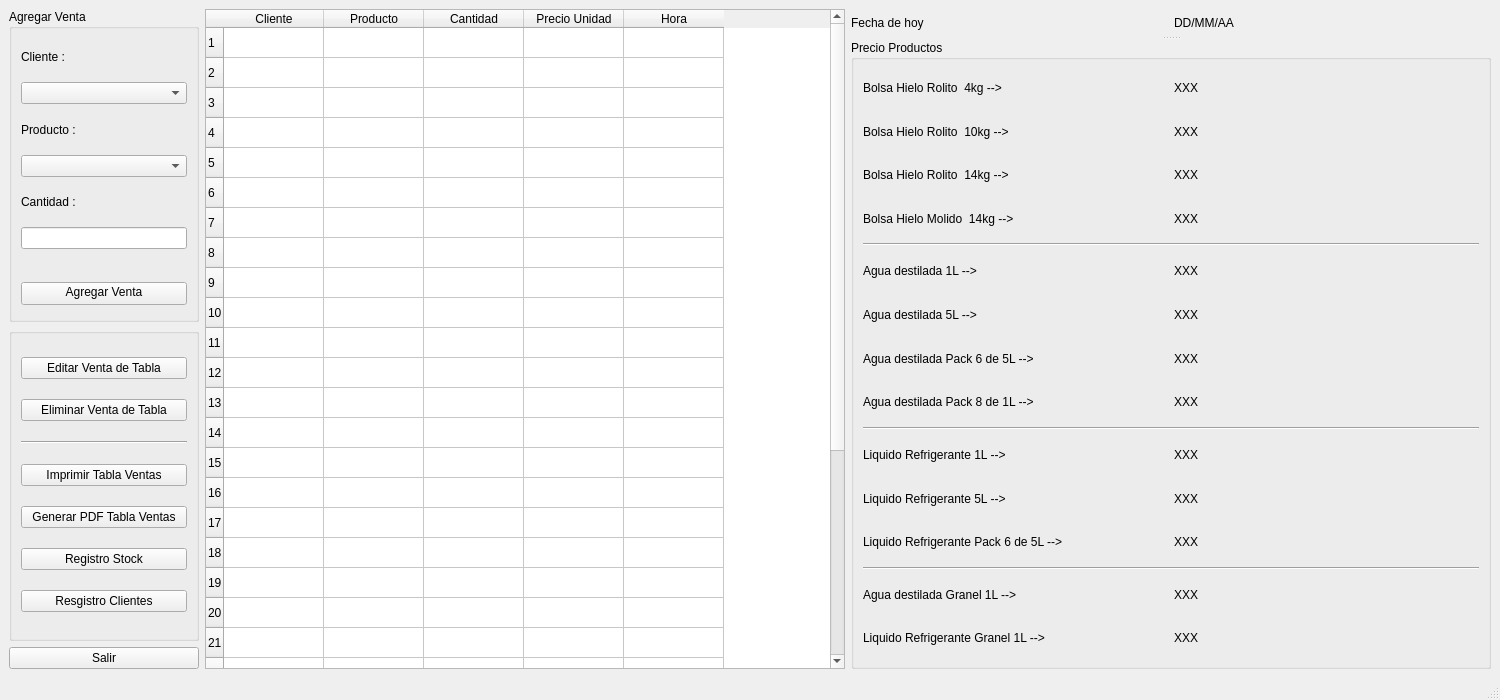
First picture: the form in QT_Sistema_San_Cayetano/mainwindow.ui, repository GaspyGJ/SistemaGestion_SanCayetano, before the edit.
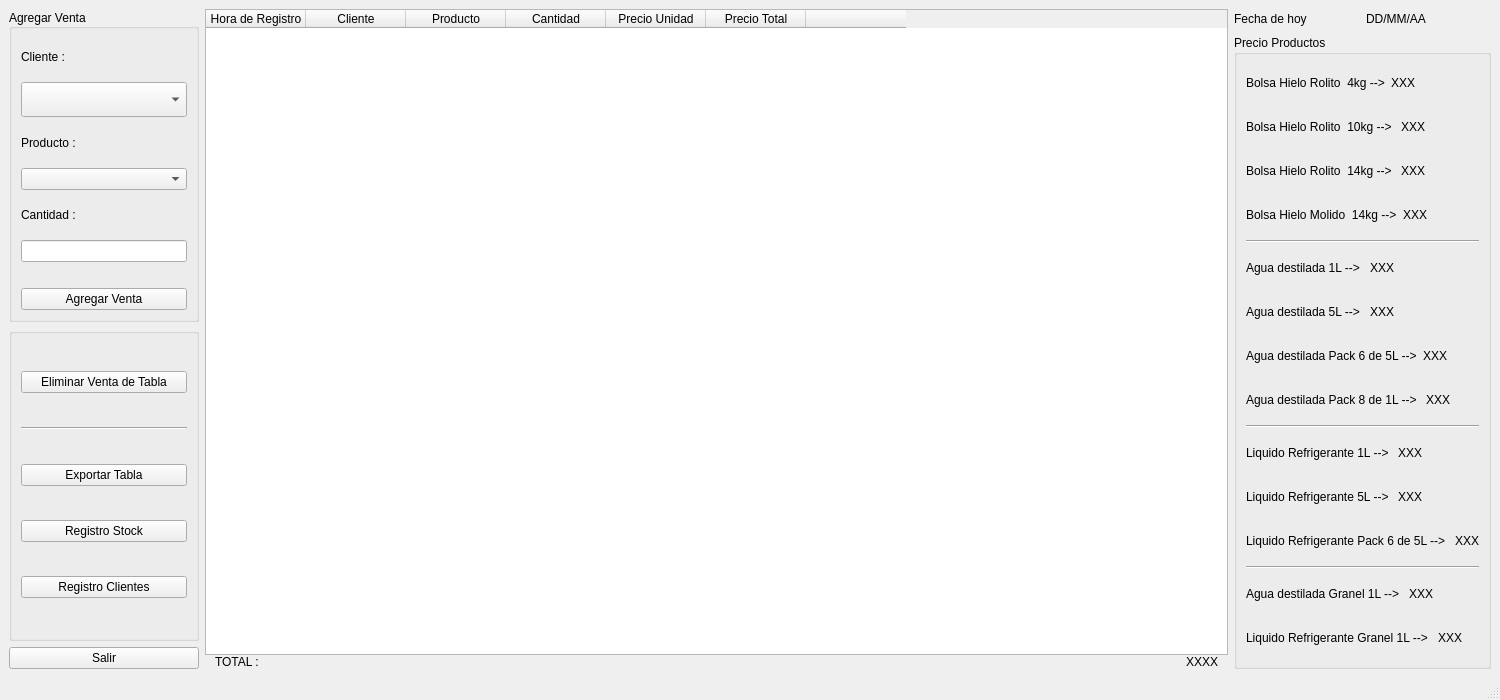
Second picture: the form after the edit.

```diff
--- a/QT_Sistema_San_Cayetano/mainwindow.ui
+++ b/QT_Sistema_San_Cayetano/mainwindow.ui
@@ -23,14 +23,20 @@
    <string>MainWindow</string>
   </property>
   <widget class="QWidget" name="centralwidget">
-   <layout class="QHBoxLayout" name="horizontalLayout_12">
+   <layout class="QHBoxLayout" name="horizontalLayout_3">
     <item>
-     <layout class="QVBoxLayout" name="verticalLayout_3">
+     <layout class="QVBoxLayout" name="verticalLayout_3" stretch="1,1,1">
       <property name="sizeConstraint">
        <enum>QLayout::SetDefaultConstraint</enum>
       </property>
       <item>
        <widget class="QGroupBox" name="groupBox">
+        <property name="sizePolicy">
+         <sizepolicy hsizetype="Preferred" vsizetype="Preferred">
+          <horstretch>1</horstretch>
+          <verstretch>1</verstretch>
+         </sizepolicy>
+        </property>
         <property name="minimumSize">
          <size>
           <width>190</width>
@@ -46,38 +52,58 @@
         <property name="title">
          <string>Agregar Venta</string>
         </property>
-        <layout class="QVBoxLayout" name="verticalLayout">
-         <item>
+        <property name="alignment">
+         <set>Qt::AlignLeading|Qt::AlignLeft|Qt::AlignVCenter</set>
+        </property>
+        <property name="flat">
+         <bool>false</bool>
+        </property>
+        <layout class="QGridLayout" name="gridLayout">
+         <item row="0" column="0">
           <widget class="QLabel" name="label">
            <property name="text">
             <string>Cliente :</string>
            </property>
           </widget>
          </item>
-         <item>
-          <widget class="QComboBox" name="comboBox_Clientes"/>
+         <item row="7" column="0">
+          <widget class="QPushButton" name="btn_AgregarVenta">
+           <property name="text">
+            <string>Agregar Venta</string>
+           </property>
+          </widget>
          </item>
-         <item>
+         <item row="1" column="0">
+          <widget class="QComboBox" name="comboBox_Clientes">
+           <property name="minimumSize">
+            <size>
+             <width>0</width>
+             <height>35</height>
+            </size>
+           </property>
+          </widget>
+         </item>
+         <item row="2" column="0">
           <widget class="QLabel" name="label_2">
            <property name="text">
             <string>Producto :</string>
            </property>
           </widget>
          </item>
-         <item>
-          <widget class="QComboBox" name="comboBox_Producos"/>
+         <item row="5" column="0">
+          <widget class="QLineEdit" name="input_Cantidad"/>
          </item>
-         <item>
+         <item row="3" column="0">
+          <widget class="QComboBox" name="comboBox_Productos"/>
+         </item>
+         <item row="4" column="0">
           <widget class="QLabel" name="label_3">
            <property name="text">
             <string>Cantidad :</string>
            </property>
           </widget>
          </item>
-         <item>
-          <widget class="QLineEdit" name="input_Cantidad"/>
-         </item>
-         <item>
+         <item row="6" column="0">
           <spacer name="verticalSpacer">
            <property name="orientation">
             <enum>Qt::Vertical</enum>
@@ -87,34 +113,12 @@
            </property>
            <property name="sizeHint" stdset="0">
             <size>
-             <width>163</width>
-             <height>17</height>
+             <width>20</width>
+             <height>20</height>
             </size>
            </property>
           </spacer>
          </item>
-         <item>
-          <widget class="QPushButton" name="btn_AgregarVenta">
-           <property name="styleSheet">
-            <string notr="true">margin-top:10px;
-padding-top : 2px;
-padding-bottom : 5px;
-margin-bottom: 5px;</string>
-           </property>
-           <property name="text">
-            <string>Agregar Venta</string>
-           </property>
-           <property name="checkable">
-            <bool>false</bool>
-           </property>
-           <property name="autoDefault">
-            <bool>true</bool>
-           </property>
-           <property name="default">
-            <bool>false</bool>
-           </property>
-          </widget>
-         </item>
         </layout>
        </widget>
       </item>
@@ -136,22 +140,6 @@
          <string/>
         </property>
         <layout class="QVBoxLayout" name="verticalLayout_2">
-         <item>
-          <widget class="QPushButton" name="btn_EditarVentaDeTabla">
-           <property name="text">
-            <string>Editar Venta de Tabla</string>
-           </property>
-           <property name="checkable">
-            <bool>false</bool>
-           </property>
-           <property name="autoDefault">
-            <bool>true</bool>
-           </property>
-           <property name="default">
-            <bool>false</bool>
-           </property>
-          </widget>
-         </item>
          <item>
           <widget class="QPushButton" name="btn_EliminarVentaDeTabla">
            <property name="text">
@@ -175,26 +163,10 @@
            </property>
           </widget>
          </item>
-         <item>
-          <widget class="QPushButton" name="btn_ImprimirTablaVentas">
-           <property name="text">
-            <string>Imprimir Tabla Ventas</string>
-           </property>
-           <property name="checkable">
-            <bool>false</bool>
-           </property>
-           <property name="autoDefault">
-            <bool>true</bool>
-           </property>
-           <property name="default">
-            <bool>false</bool>
-           </property>
-          </widget>
-         </item>
          <item>
           <widget class="QPushButton" name="btn_GenerarPDF_TablaVentas">
            <property name="text">
-            <string>Generar PDF Tabla Ventas</string>
+            <string>Exportar Tabla</string>
            </property>
            <property name="checkable">
             <bool>false</bool>
@@ -226,7 +198,7 @@
          <item>
           <widget class="QPushButton" name="btn_RegistroClientes">
            <property name="text">
-            <string>Resgistro Clientes</string>
+            <string>Registro Clientes</string>
            </property>
            <property name="checkable">
             <bool>false</bool>
@@ -273,80 +245,26 @@
      </layout>
     </item>
     <item>
-     <widget class="QTableWidget" name="tablaVentas">
-      <property name="enabled">
-       <bool>true</bool>
+     <layout class="QVBoxLayout" name="verticalLayout">
+      <property name="spacing">
+       <number>0</number>
       </property>
-      <property name="sizePolicy">
-       <sizepolicy hsizetype="Preferred" vsizetype="Expanding">
-        <horstretch>0</horstretch>
-        <verstretch>0</verstretch>
-       </sizepolicy>
-      </property>
-      <property name="sizeAdjustPolicy">
-       <enum>QAbstractScrollArea::AdjustToContents</enum>
-      </property>
-      <property name="selectionMode">
-       <enum>QAbstractItemView::ExtendedSelection</enum>
-      </property>
-      <property name="selectionBehavior">
-       <enum>QAbstractItemView::SelectRows</enum>
-      </property>
-      <property name="showGrid">
-       <bool>true</bool>
-      </property>
-      <property name="gridStyle">
-       <enum>Qt::SolidLine</enum>
-      </property>
-      <property name="sortingEnabled">
-       <bool>false</bool>
-      </property>
-      <property name="wordWrap">
-       <bool>true</bool>
-      </property>
-      <property name="cornerButtonEnabled">
-       <bool>true</bool>
-      </property>
-      <property name="rowCount">
-       <number>31</number>
+      <item>
+       <widget class="QTableWidget" name="table_Ventas">
+        <property name="textElideMode">
+         <enum>Qt::ElideMiddle</enum>
+        </property>
+        <property name="verticalScrollMode">
+         <enum>QAbstractItemView::ScrollPerPixel</enum>
       </property>
       <attribute name="horizontalHeaderCascadingSectionResizes">
-       <bool>false</bool>
-      </attribute>
-      <attribute name="horizontalHeaderStretchLastSection">
-       <bool>false</bool>
-      </attribute>
-      <row/>
-      <row/>
-      <row/>
-      <row/>
-      <row/>
-      <row/>
-      <row/>
-      <row/>
-      <row/>
-      <row/>
-      <row/>
-      <row/>
-      <row/>
-      <row/>
-      <row/>
-      <row/>
-      <row/>
-      <row/>
-      <row/>
-      <row/>
-      <row/>
-      <row/>
-      <row/>
-      <row/>
-      <row/>
-      <row/>
-      <row/>
-      <row/>
-      <row/>
-      <row/>
-      <row/>
+         <bool>true</bool>
+        </attribute>
+        <column>
+         <property name="text">
+          <string>Hora de Registro</string>
+         </property>
+        </column>
       <column>
        <property name="text">
         <string>Cliente</string>
@@ -369,20 +287,73 @@
       </column>
       <column>
        <property name="text">
-        <string>Hora</string>
-       </property>
-      </column>
+          <string>Precio Total</string>
+         </property>
+        </column>
+        <column>
+         <property name="text">
+          <string/>
+         </property>
+        </column>
      </widget>
     </item>
     <item>
-     <widget class="QSplitter" name="splitter">
+       <layout class="QHBoxLayout" name="horizontalLayout_12">
+        <property name="leftMargin">
+         <number>10</number>
+        </property>
+        <property name="rightMargin">
+         <number>10</number>
+        </property>
+        <item>
+         <widget class="QLabel" name="label_5">
+          <property name="text">
+           <string>TOTAL :</string>
+          </property>
+         </widget>
+        </item>
+        <item>
+         <spacer name="horizontalSpacer">
       <property name="orientation">
-       <enum>Qt::Vertical</enum>
-      </property>
-      <widget class="QWidget" name="layoutWidget">
-       <layout class="QHBoxLayout" name="horizontalLayout">
+           <enum>Qt::Horizontal</enum>
+          </property>
+          <property name="sizeType">
+           <enum>QSizePolicy::Expanding</enum>
+          </property>
+          <property name="sizeHint" stdset="0">
+           <size>
+            <width>0</width>
+            <height>0</height>
+           </size>
+          </property>
+         </spacer>
+        </item>
+        <item>
+         <widget class="QLabel" name="label_Total">
+          <property name="text">
+           <string>XXXX</string>
+          </property>
+         </widget>
+        </item>
+       </layout>
+      </item>
+     </layout>
+    </item>
+    <item>
+     <layout class="QVBoxLayout" name="verticalLayout_6">
+      <item>
+       <layout class="QHBoxLayout" name="horizontalLayout_2">
+        <property name="sizeConstraint">
+         <enum>QLayout::SetMinimumSize</enum>
+        </property>
         <item>
          <widget class="QLabel" name="label_4">
+          <property name="maximumSize">
+           <size>
+            <width>16777215</width>
+            <height>20</height>
+           </size>
+          </property>
           <property name="text">
            <string>Fecha de hoy</string>
           </property>
@@ -390,31 +361,31 @@
         </item>
         <item>
          <widget class="QLabel" name="label_fechaDeHoy">
+          <property name="maximumSize">
+           <size>
+            <width>16777215</width>
+            <height>20</height>
+           </size>
+          </property>
           <property name="text">
            <string>DD/MM/AA</string>
           </property>
          </widget>
         </item>
        </layout>
-      </widget>
+      </item>
+      <item>
       <widget class="QGroupBox" name="groupBox_3">
-       <property name="sizePolicy">
-        <sizepolicy hsizetype="Fixed" vsizetype="Preferred">
-         <horstretch>0</horstretch>
-         <verstretch>0</verstretch>
-        </sizepolicy>
-       </property>
-       <property name="styleSheet">
-        <string notr="true"/>
-       </property>
        <property name="title">
         <string>Precio Productos</string>
        </property>
        <layout class="QVBoxLayout" name="verticalLayout_4">
         <item>
-         <layout class="QHBoxLayout" name="horizontalLayout_2">
+          <layout class="QVBoxLayout" name="verticalLayout_5">
           <item>
-           <widget class="QLabel" name="label_6">
+            <layout class="QHBoxLayout" name="horizontalLayout_28">
+             <item>
+              <widget class="QLabel" name="label_31">
             <property name="text">
              <string>Bolsa Hielo Rolito  4kg --&gt;</string>
             </property>
@@ -430,9 +401,9 @@
          </layout>
         </item>
         <item>
-         <layout class="QHBoxLayout" name="horizontalLayout_3">
+            <layout class="QHBoxLayout" name="horizontalLayout_25">
           <item>
-           <widget class="QLabel" name="label_7">
+              <widget class="QLabel" name="label_28">
             <property name="text">
              <string>Bolsa Hielo Rolito  10kg --&gt; </string>
             </property>
@@ -448,7 +419,7 @@
          </layout>
         </item>
         <item>
-         <layout class="QHBoxLayout" name="horizontalLayout_4">
+            <layout class="QHBoxLayout" name="horizontalLayout_19">
           <item>
            <widget class="QLabel" name="label_8">
             <property name="text">
@@ -466,7 +437,7 @@
          </layout>
         </item>
         <item>
-         <layout class="QHBoxLayout" name="horizontalLayout_5">
+            <layout class="QHBoxLayout" name="horizontalLayout_24">
           <item>
            <widget class="QLabel" name="label_9">
             <property name="text">
@@ -484,14 +455,14 @@
          </layout>
         </item>
         <item>
-         <widget class="Line" name="line_5">
+            <widget class="Line" name="line_9">
           <property name="orientation">
            <enum>Qt::Horizontal</enum>
           </property>
          </widget>
         </item>
         <item>
-         <layout class="QHBoxLayout" name="horizontalLayout_6">
+            <layout class="QHBoxLayout" name="horizontalLayout_26">
           <item>
            <widget class="QLabel" name="label_10">
             <property name="text">
@@ -509,7 +480,7 @@
          </layout>
         </item>
         <item>
-         <layout class="QHBoxLayout" name="horizontalLayout_7">
+            <layout class="QHBoxLayout" name="horizontalLayout_21">
           <item>
            <widget class="QLabel" name="label_11">
             <property name="text">
@@ -527,7 +498,7 @@
          </layout>
         </item>
         <item>
-         <layout class="QHBoxLayout" name="horizontalLayout_8">
+            <layout class="QHBoxLayout" name="horizontalLayout_22">
           <item>
            <widget class="QLabel" name="label_12">
             <property name="text">
@@ -545,7 +516,7 @@
          </layout>
         </item>
         <item>
-         <layout class="QHBoxLayout" name="horizontalLayout_9">
+            <layout class="QHBoxLayout" name="horizontalLayout_23">
           <item>
            <widget class="QLabel" name="label_13">
             <property name="text">
@@ -563,14 +534,14 @@
          </layout>
         </item>
         <item>
-         <widget class="Line" name="line_3">
+            <widget class="Line" name="line_8">
           <property name="orientation">
            <enum>Qt::Horizontal</enum>
           </property>
          </widget>
         </item>
         <item>
-         <layout class="QHBoxLayout" name="horizontalLayout_10">
+            <layout class="QHBoxLayout" name="horizontalLayout_20">
           <item>
            <widget class="QLabel" name="label_14">
             <property name="text">
@@ -588,7 +559,7 @@
          </layout>
         </item>
         <item>
-         <layout class="QHBoxLayout" name="horizontalLayout_11">
+            <layout class="QHBoxLayout" name="horizontalLayout_27">
           <item>
            <widget class="QLabel" name="label_15">
             <property name="text">
@@ -606,7 +577,7 @@
          </layout>
         </item>
         <item>
-         <layout class="QHBoxLayout" name="horizontalLayout_13">
+            <layout class="QHBoxLayout" name="horizontalLayout_18">
           <item>
            <widget class="QLabel" name="label_16">
             <property name="text">
@@ -624,14 +595,14 @@
          </layout>
         </item>
         <item>
-         <widget class="Line" name="line_6">
+            <widget class="Line" name="line_7">
           <property name="orientation">
            <enum>Qt::Horizontal</enum>
           </property>
          </widget>
         </item>
         <item>
-         <layout class="QHBoxLayout" name="horizontalLayout_14">
+            <layout class="QHBoxLayout" name="horizontalLayout_30">
           <item>
            <widget class="QLabel" name="label_18">
             <property name="text">
@@ -649,7 +620,7 @@
          </layout>
         </item>
         <item>
-         <layout class="QHBoxLayout" name="horizontalLayout_15">
+            <layout class="QHBoxLayout" name="horizontalLayout_29">
           <item>
            <widget class="QLabel" name="label_19">
             <property name="text">
@@ -667,8 +638,11 @@
          </layout>
         </item>
        </layout>
-      </widget>
-     </widget>
+         </item>
+        </layout>
+       </widget>
+      </item>
+     </layout>
     </item>
    </layout>
   </widget>
```
Left out of the diff: 34 changed lines with no effect on the pictures. Lines whose indentation alone changed are shown as unchanged.
